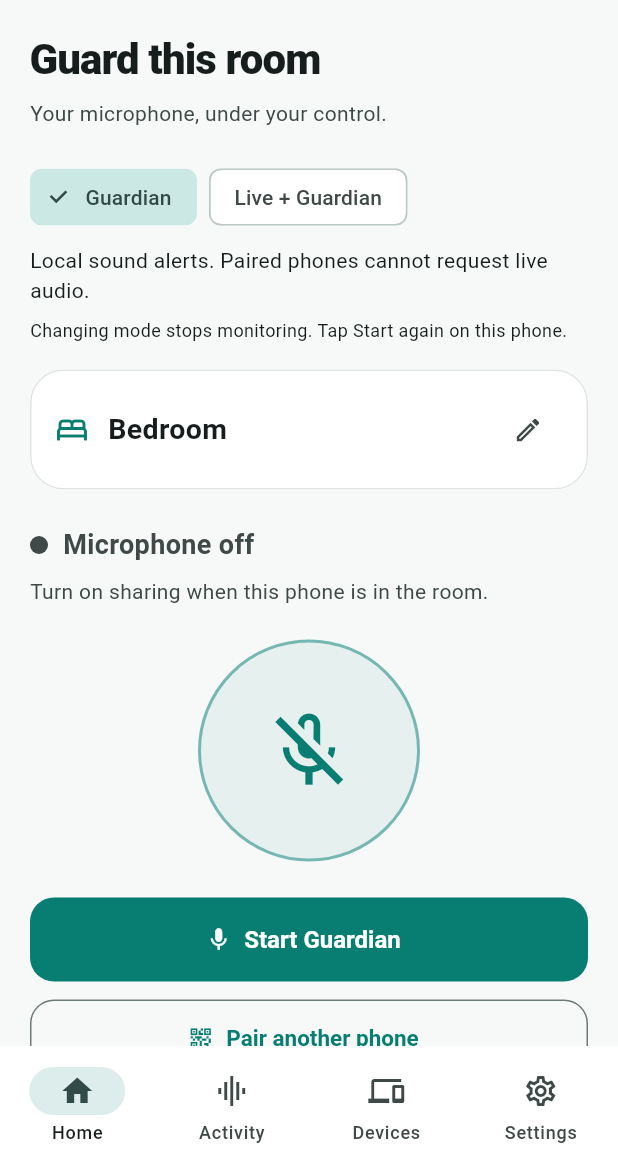
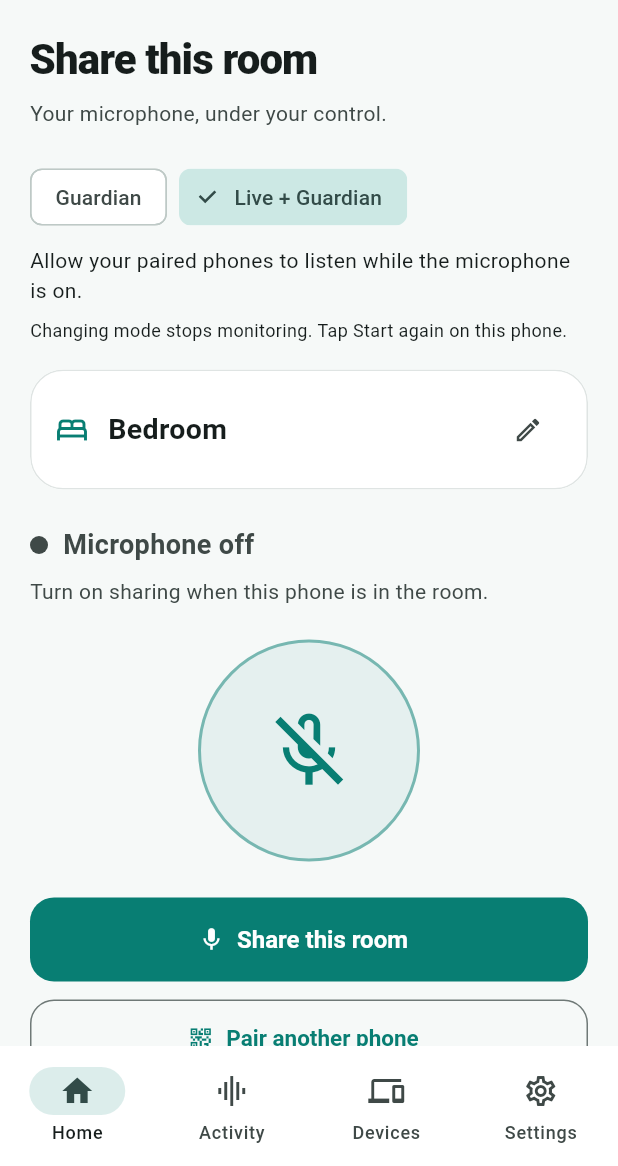
Before and after one commit to Tmanbuiz/HomeListen, a Flutter app: the screen it shows after launch, after a tap on "This phone stays at home", on a phone screen of 412 x 824 dp, the part 70-1236 px from its top. Run offline on Flutter 3.47's test engine with Material 3 defaults, Android fonts, the phone set to English and light mode, and no system bars; our stand-ins replace battery_plus, cloud_firestore, device_info_plus, firebase_auth, firebase_core, firebase_messaging and 4 more; missing offline and left inert: flutter_pcm_sound, flutter_webrtc, mobile_scanner, opus_dart, opus_flutter, record and 1 more; accounts and stored records are empty; project files that could hold a hidden picture were left out.

Commit message:
Keep live listening as the home phone's default mode
Guardian-only defaulted on, which switched off remote live listening for
anyone upgrading. Live + Guardian is now the default and Guardian-only is an
opt-in; tests and docs follow.

Co-Authored-By: Claude Sonnet 5.5 <noreply@anthropic.com>

```diff
--- a/lib/core/home_monitor.dart
+++ b/lib/core/home_monitor.dart
@@ -47,7 +47,7 @@ class HomeMonitor extends ChangeNotifier {
     _events.addAll(ActivityEvent.restore(prefs?.getString('activity')));
     soundWatch.noiseFloor = prefs?.getDouble('noise_floor') ?? 0.015;
     soundWatch.sensitivity = prefs?.getDouble('sound_threshold') ?? 0.4;
-    _guardianOnly = prefs?.getBool('guardian_only') ?? true;
+    _guardianOnly = prefs?.getBool('guardian_only') ?? false;
     _guardianSettings = GuardianSettings.restore(
       prefs?.getString('guardian_settings'),
       threshold: soundWatch.sensitivity,
@@ -163,7 +163,7 @@ class HomeMonitor extends ChangeNotifier {
   final List<ActivityEvent> _events = [];
   final List<PendingAlert> _outbox = [];
   GuardianSettings _guardianSettings = GuardianSettings();
-  bool _guardianOnly = true,
+  bool _guardianOnly = false,
       _guardianConnecting = false,
       _flushingAlerts = false,
       _mergingInbox = false;
```
Also changed, not shown: 3 other files.
